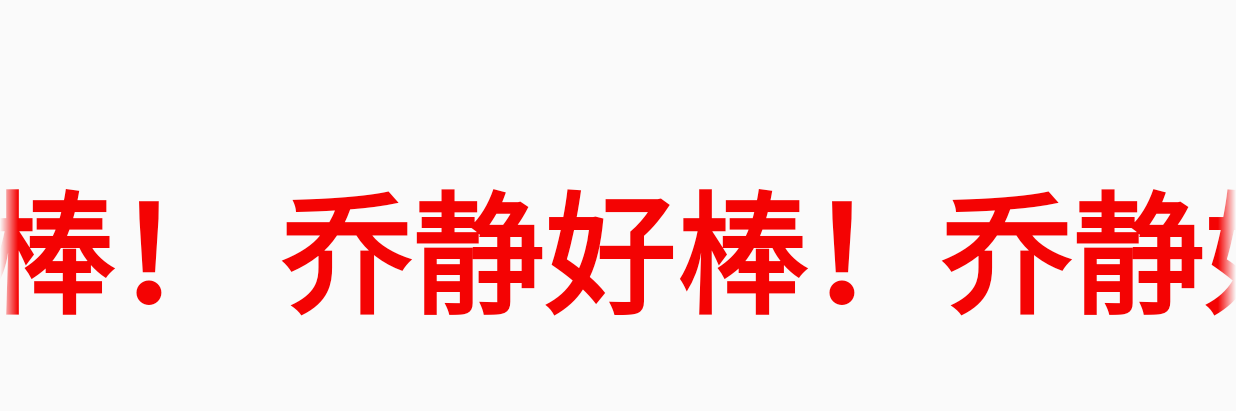
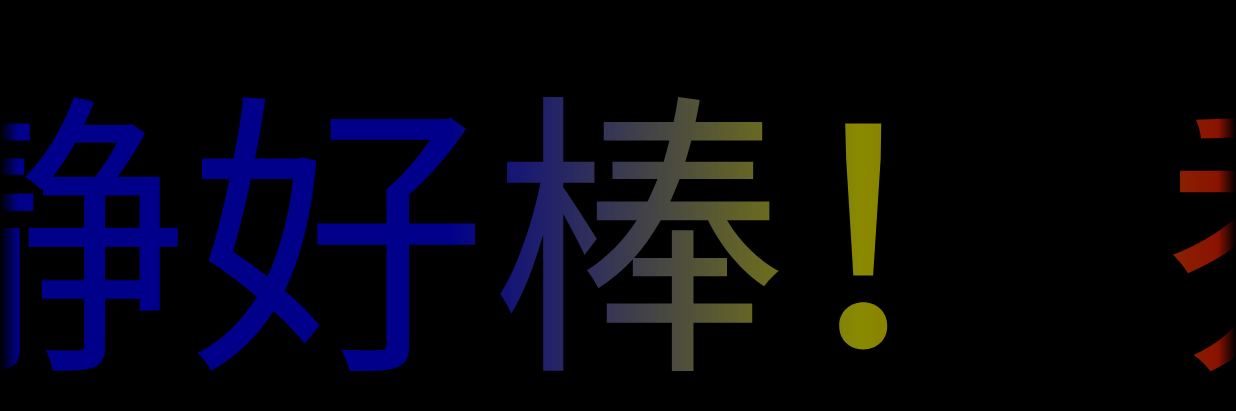
Before and after one commit to fan-xin/Android-Practice-Collection, an Android app: the screen it shows after launch (AutoTextActivity before the commit, ColorfulFontActivity after it), on a phone screen of 824 x 412 dp (held sideways). Shown: the top 411 px of the screen. Run offline under Robolectric (Android 15) with nearby library versions, the phone set to English and light mode, and no system bars.

Commit message:
添加霓虹灯字体

```diff
--- a/AutoTextDemo/src/main/AndroidManifest.xml
+++ b/AutoTextDemo/src/main/AndroidManifest.xml
@@ -9,10 +9,13 @@
         android:roundIcon="@mipmap/ic_launcher_round"
         android:supportsRtl="true"
         android:theme="@style/AppTheme">
-        <activity android:name=".MainActivity">
+        <activity android:name=".MainActivity"></activity>
+        <activity
+            android:name=".AutoTextActivity"
+            android:screenOrientation="landscape">
 
         </activity>
-        <activity android:name=".AutoTextActivity" android:screenOrientation="landscape">
+        <activity android:name=".ColorfulFontActivity" android:screenOrientation="landscape">
             <intent-filter>
                 <action android:name="android.intent.action.MAIN" />
 
--- /dev/null
+++ b/AutoTextDemo/src/main/java/com/fanxin/android/autotextdemo/NenoTextview.java
@@ -0,0 +1,59 @@
+package com.fanxin.android.autotextdemo;
+
+import android.content.Context;
+import android.graphics.Canvas;
+import android.graphics.Color;
+import android.graphics.LinearGradient;
+import android.graphics.Matrix;
+import android.graphics.Paint;
+import android.graphics.Shader;
+import android.util.AttributeSet;
+import android.widget.TextView;
+
+/**
+ * Created by Fan Xin <fanxin.hit@gmail.com>
+ * 18/12/12  15:21
+ */
+public class NenoTextview extends TextView {
+    int mViewWidth;
+    //TextView的宽度
+    private LinearGradient mLinearGradient;
+    //渲染器
+    private Matrix mMatrix; //图片变换处理器
+    private Paint mPaint; //字体的笔
+    int mTranslate=0; //表示平移的速度
+    public NenoTextview(Context context, AttributeSet attrs) {
+        super(context, attrs);
+    }
+
+    @Override
+    protected void onSizeChanged(int w, int h, int oldw, int oldh) {
+        super.onSizeChanged(w, h, oldw, oldh); //在 onSizeChanged 方法中获取到宽度，并对各个类进行初始化
+            if (mViewWidth == 0) {
+                mViewWidth = getMeasuredWidth();
+
+                if (mViewWidth > 0) {
+                    //得到 父类 TextView 中写字的那支笔.，注意是继承Textview
+                    mPaint = getPaint(); //初始化线性渲染器 不了解的请看上面连接
+                    mLinearGradient = new LinearGradient(0, 0, mViewWidth, 0, new int[]{Color.BLUE, Color.YELLOW, Color.RED, Color.GREEN}, null, Shader.TileMode.CLAMP); //把渲染器给笔套上
+                    mPaint.setShader(mLinearGradient); //初始化 Matrix，Matrix的原意是对一个Bitmap的图片变化进行处理，它本身不能对图像或者View进行变换，但是可以与其他的API结合进行图形和View的变换，比如Canvas
+                    mMatrix = new Matrix();
+                }
+            }
+    }
+
+
+    @Override protected void onDraw(Canvas canvas) {
+        //先让父类方法执行，由于上面我们给父类的 Paint 套上了渲染器，所以这里出现的文字已经是彩色的了
+        super.onDraw(canvas);
+        if (mMatrix != null) {
+            //利用 Matrix 的平移动作实现霓虹灯的效果，这里是每次滚动1/10
+            mTranslate += mViewWidth / 10; //如果滚出了控件边界，就要拉回来重置开头，这里重置到了屏幕左边的空间
+                if (mTranslate > mViewWidth) { mTranslate = -mViewWidth/2; }
+                //设置平移距离
+                mMatrix.setTranslate(mTranslate, 0); //平移效果生效
+                mLinearGradient.setLocalMatrix(mMatrix); //延迟 100 毫秒再次刷新 View 也就是再次执行本 onDraw 方法
+                postInvalidateDelayed(50);
+        }
+    }
+}
--- a/AutoTextDemo/src/main/res/layout/activity_auto_text.xml
+++ b/AutoTextDemo/src/main/res/layout/activity_auto_text.xml
@@ -5,6 +5,7 @@
     android:layout_width="match_parent"
     android:layout_height="match_parent"
     android:orientation="vertical"
+    android:background="@color/colorPrimary"
     tools:context=".AutoTextActivity">
 
     <TextView
@@ -15,8 +16,9 @@
         android:layout_height="wrap_content"
 
         android:textSize="88sp"
-        android:textColor="#f40303"
+        android:textColor="#f16407"
         android:textStyle="bold"
+        android:background="@color/colorPrimary"
 
         android:singleLine="true"
         android:ellipsize="marquee"
--- /dev/null
+++ b/AutoTextDemo/src/main/res/layout/activity_colorful_font.xml
@@ -0,0 +1,34 @@
+<?xml version="1.0" encoding="utf-8"?>
+<LinearLayout xmlns:android="http://schemas.android.com/apk/res/android"
+    xmlns:app="http://schemas.android.com/apk/res-auto"
+    xmlns:tools="http://schemas.android.com/tools"
+    android:orientation="vertical"
+    android:background="#000000"
+    android:layout_width="match_parent"
+    android:layout_height="match_parent"
+    tools:context=".ColorfulFontActivity">
+
+    <!-- com.fanxin.android.autotextdemo.ColorfulFontTextView
+        android:layout_width="match_parent"
+        android:layout_height="50dp"
+        android:textSize="28sp"
+        android:text="好棒好棒好棒！！！"/-->
+
+    <com.fanxin.android.autotextdemo.NenoTextview
+        android:id="@+id/id_neno_tv"
+
+        android:layout_width="match_parent"
+        android:layout_height="300dp"
+        android:textSize="200sp"
+        android:text="乔静好棒！好棒好棒！！！"
+
+        android:singleLine="true"
+        android:ellipsize="marquee"
+        android:marqueeRepeatLimit="marquee_forever"
+        android:scrollHorizontally="true"
+        android:focusable="true"
+        android:focusableInTouchMode="true"
+
+        />
+
+</LinearLayout>
```
